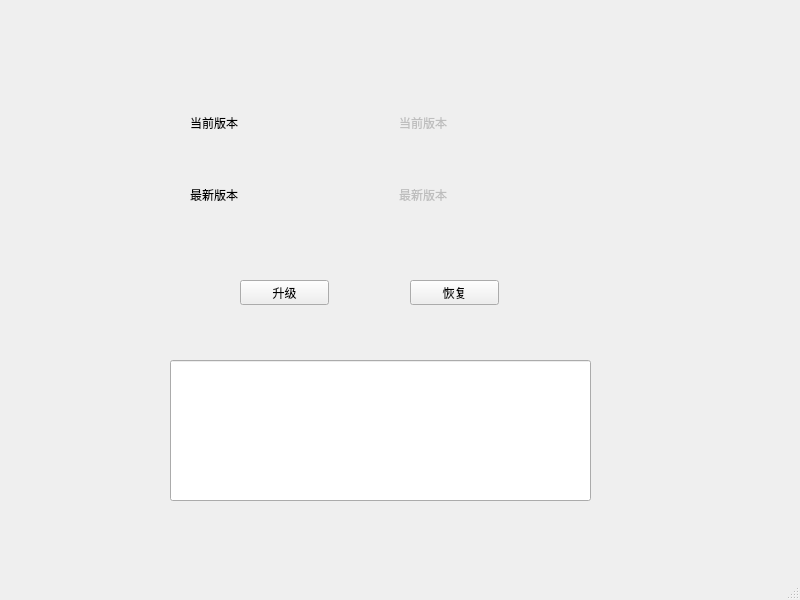
First picture: the form in mainwindow.ui, repository Taikongnaut123/OTA, before the edit.
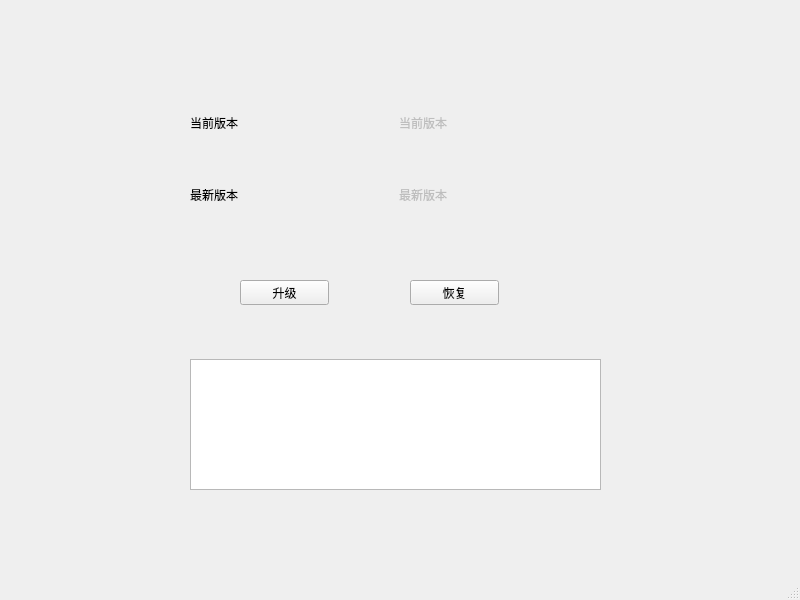
Second picture: the form after the edit.

Diff of the .ui file:
```diff
--- a/mainwindow.ui
+++ b/mainwindow.ui
@@ -90,16 +90,6 @@
      <string>升级</string>
     </property>
    </widget>
-   <widget class="QLineEdit" name="inputLineEdit">
-    <property name="geometry">
-     <rect>
-      <x>170</x>
-      <y>360</y>
-      <width>421</width>
-      <height>141</height>
-     </rect>
-    </property>
-   </widget>
    <widget class="QPushButton" name="recovery_button">
     <property name="geometry">
      <rect>
@@ -113,6 +103,16 @@
      <string>恢复</string>
     </property>
    </widget>
+   <widget class="QPlainTextEdit" name="log_text_edit">
+    <property name="geometry">
+     <rect>
+      <x>190</x>
+      <y>359</y>
+      <width>411</width>
+      <height>131</height>
+     </rect>
+    </property>
+   </widget>
   </widget>
   <widget class="QMenuBar" name="menubar">
    <property name="geometry">
```
